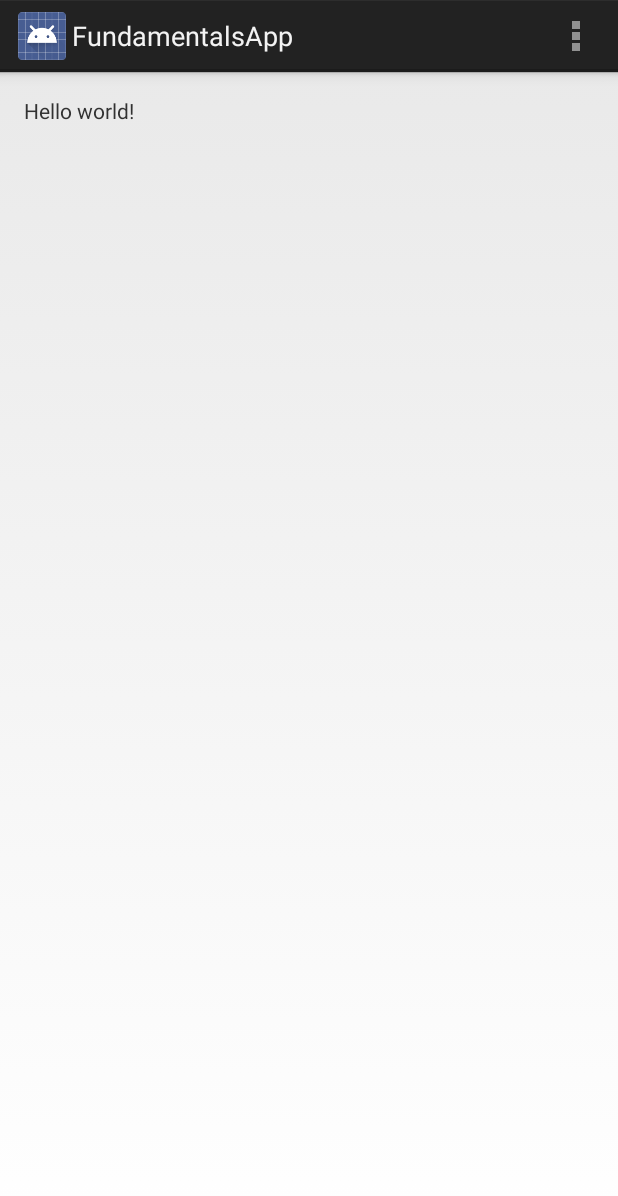
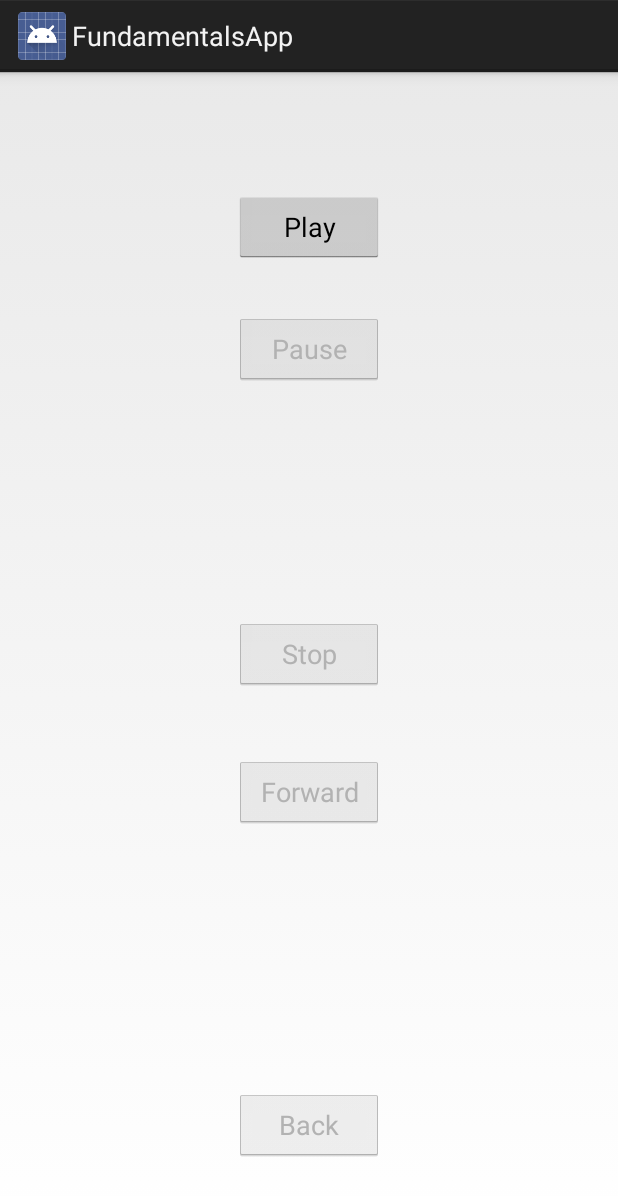
Before and after one commit to dljones79/MDF3, an Android app: the screen it shows after launch (MainActivity), on a phone screen of 412 x 824 dp. Shown: the top 1196 px of the screen. Run offline under Robolectric (Android 15) with nearby library versions, the phone set to English and light mode, and no system bars; 1 statement that could not run was skipped.

Commit message:
Everything working well.

```diff
--- a/FundamentalsApp/app/build.gradle
+++ b/FundamentalsApp/app/build.gradle
@@ -2,7 +2,7 @@ apply plugin: 'com.android.application'
 
 android {
     compileSdkVersion 20
-    buildToolsVersion "20.0.0"
+    buildToolsVersion '20.0.0'
 
     defaultConfig {
         applicationId "com.fullsail.djones.android.fundamentalsapp"
@@ -21,4 +21,5 @@ android {
 
 dependencies {
     compile fileTree(dir: 'libs', include: ['*.jar'])
+    compile 'com.android.support:support-v4:20.0.0'
 }
--- a/FundamentalsApp/app/src/main/AndroidManifest.xml
+++ b/FundamentalsApp/app/src/main/AndroidManifest.xml
@@ -16,6 +16,12 @@
                 <category android:name="android.intent.category.LAUNCHER" />
             </intent-filter>
         </activity>
+
+        <service
+            android:name=".PlayerService"
+            android:enabled="true"
+            android:exported="false" >
+        </service>
     </application>
 
 </manifest>
--- a/FundamentalsApp/app/src/main/java/com/fullsail/djones/android/fundamentalsapp/MainActivity.java
+++ b/FundamentalsApp/app/src/main/java/com/fullsail/djones/android/fundamentalsapp/MainActivity.java
@@ -1,36 +1,119 @@
 package com.fullsail.djones.android.fundamentalsapp;
 
 import android.app.Activity;
+import android.content.ComponentName;
+import android.content.Context;
+import android.content.Intent;
+import android.content.ServiceConnection;
 import android.os.Bundle;
-import android.view.Menu;
-import android.view.MenuItem;
+import android.os.IBinder;
+import android.view.View;
+import android.widget.Button;
+import android.widget.TextView;
 
 
-public class MainActivity extends Activity {
+public class MainActivity extends Activity implements View.OnClickListener, ServiceConnection{
+
+    PlayerService playerService;
+    PlayerService.ServiceBinder serviceBinder;
+    Button playButton;
+    Button pauseButton;
+    Button stopButton;
+    Button forwardButton;
+    Button backButton;
+    TextView songTitle;
 
     @Override
     protected void onCreate(Bundle savedInstanceState) {
         super.onCreate(savedInstanceState);
         setContentView(R.layout.activity_main);
+
+        playButton = (Button) findViewById(R.id.playButton);
+        playButton.setOnClickListener(this);
+        pauseButton = (Button) findViewById(R.id.pauseButton);
+        pauseButton.setOnClickListener(this);
+        pauseButton.setEnabled(false);
+        stopButton = (Button) findViewById(R.id.stopButton);
+        stopButton.setOnClickListener(this);
+        stopButton.setEnabled(false);
+        backButton = (Button) findViewById(R.id.backButton);
+        backButton.setOnClickListener(this);
+        backButton.setEnabled(false);
+        forwardButton = (Button) findViewById(R.id.forwardButton);
+        forwardButton.setOnClickListener(this);
+        forwardButton.setEnabled(false);
+
+        songTitle = (TextView) findViewById(R.id.songText);
+        songTitle.setText("");
+
     }
 
 
     @Override
-    public boolean onCreateOptionsMenu(Menu menu) {
-        // Inflate the menu; this adds items to the action bar if it is present.
-        getMenuInflater().inflate(R.menu.main, menu);
-        return true;
+    public void onClick(View v) {
+
+        Intent intent = new Intent(this, PlayerService.class);
+        //intent.putExtra(EXTRA_RECEIVER, new DataReceiver());
+        startService(intent);
+
+        if (v.getId() == R.id.playButton) {
+            playerService.onPlay();
+            playButton.setEnabled(false);
+            pauseButton.setEnabled(true);
+            stopButton.setEnabled(true);
+            forwardButton.setEnabled(true);
+            backButton.setEnabled(true);
+            songTitle.setText("Now Playing: " + playerService.songTitles[playerService.mTrackPosition]);
+        } else if (v.getId() == R.id.stopButton) {
+            playerService.onStop();
+            playButton.setEnabled(true);
+            stopButton.setEnabled(false);
+            pauseButton.setEnabled(false);
+            forwardButton.setEnabled(false);
+            backButton.setEnabled(false);
+            songTitle.setText("Music Stopped.");
+        } else if (v.getId() == R.id.pauseButton) {
+            playerService.onPause();
+            playButton.setEnabled(false);
+            stopButton.setEnabled(true);
+            forwardButton.setEnabled(true);
+            backButton.setEnabled(true);
+            songTitle.setText("Now Playing: " + playerService.songTitles[playerService.mTrackPosition]);
+        } else if (v.getId() == R.id.backButton) {
+            playerService.onBack();
+            playButton.setEnabled(false);
+            pauseButton.setEnabled(true);
+            stopButton.setEnabled(true);
+            forwardButton.setEnabled(true);
+            backButton.setEnabled(true);
+            songTitle.setText("Now Playing: " + playerService.songTitles[playerService.mTrackPosition]);
+        } else if (v.getId() == R.id.forwardButton) {
+            playerService.onForward();
+            playButton.setEnabled(false);
+            pauseButton.setEnabled(true);
+            stopButton.setEnabled(true);
+            forwardButton.setEnabled(true);
+            backButton.setEnabled(true);
+            songTitle.setText("Now Playing: " + playerService.songTitles[playerService.mTrackPosition]);
+        }
     }
 
     @Override
-    public boolean onOptionsItemSelected(MenuItem item) {
-        // Handle action bar item clicks here. The action bar will
-        // automatically handle clicks on the Home/Up button, so long
-        // as you specify a parent activity in AndroidManifest.xml.
-        int id = item.getItemId();
-        if (id == R.id.action_settings) {
-            return true;
-        }
-        return super.onOptionsItemSelected(item);
+    protected void onStart(){
+        super.onStart();
+        Intent intent = new Intent(this, PlayerService.class);
+        bindService(intent, this, Context.BIND_AUTO_CREATE);
+        startService(intent);
+    }
+
+    @Override
+    public void onServiceConnected(ComponentName componentName, IBinder iBinder) {
+        serviceBinder = (PlayerService.ServiceBinder)iBinder;
+        playerService = serviceBinder.getService();
+    }
+
+    @Override
+    public void onServiceDisconnected(ComponentName componentName) {
+        unbindService(MainActivity.this);
     }
 }
--- a/FundamentalsApp/app/src/main/res/layout/activity_main.xml
+++ b/FundamentalsApp/app/src/main/res/layout/activity_main.xml
@@ -8,9 +8,61 @@
     android:paddingBottom="@dimen/activity_vertical_margin"
     tools:context=".MainActivity">
 
+
     <TextView
-        android:text="@string/hello_world"
         android:layout_width="wrap_content"
-        android:layout_height="wrap_content" />
+        android:layout_height="wrap_content"
+        android:textAppearance="?android:attr/textAppearanceLarge"
+        android:text="Song Title"
+        android:id="@+id/songText"
+        android:layout_alignParentTop="true"
+        android:layout_alignParentLeft="true"
+        android:layout_alignParentStart="true"
+        android:layout_alignParentRight="true"
+        android:layout_alignParentEnd="true"
+        android:textAlignment="center" />
 
+    <Button
+        android:layout_width="100dp"
+        android:layout_height="wrap_content"
+        android:text="Play"
+        android:id="@+id/playButton"
+        android:layout_marginTop="34dp"
+        android:layout_below="@+id/songText"
+        android:layout_centerHorizontal="true" />
+
+    <Button
+        android:layout_width="100dp"
+        android:layout_height="wrap_content"
+        android:text="Stop"
+        android:id="@+id/stopButton"
+        android:layout_centerVertical="true"
+        android:layout_centerHorizontal="true" />
+
+    <Button
+        android:layout_width="100dp"
+        android:layout_height="wrap_content"
+        android:text="Pause"
+        android:id="@+id/pauseButton"
+        android:layout_below="@+id/playButton"
+        android:layout_centerHorizontal="true"
+        android:layout_marginTop="33dp" />
+
+    <Button
+        android:layout_width="100dp"
+        android:layout_height="wrap_content"
+        android:text="Forward"
+        android:id="@+id/forwardButton"
+        android:layout_below="@+id/stopButton"
+        android:layout_centerHorizontal="true"
+        android:layout_marginTop="44dp" />
+
+    <Button
+        android:layout_width="100dp"
+        android:layout_height="wrap_content"
+        android:text="Back"
+        android:id="@+id/backButton"
+        android:layout_alignParentBottom="true"
+        android:layout_centerHorizontal="true"
+        android:layout_marginBottom="34dp" />
 </RelativeLayout>
```
Also changed, not shown: FundamentalsApp/app/src/main/java/com/fullsail/djones/android/fundamentalsapp/PlayerService.java (added, +276 -0 lines), 1 other file.
